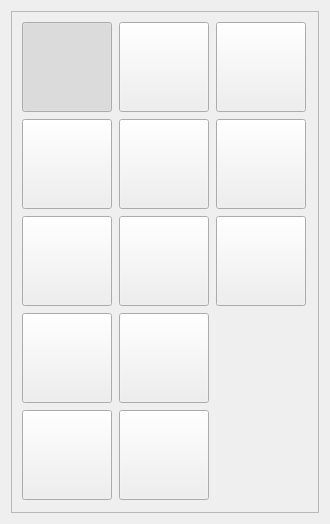
Above: frameworks/runtime-src/proj.win32QT/res/ui/ButtonPanel.ui from Kanaykin/BinaryLand before the change. Below: the same form after it.
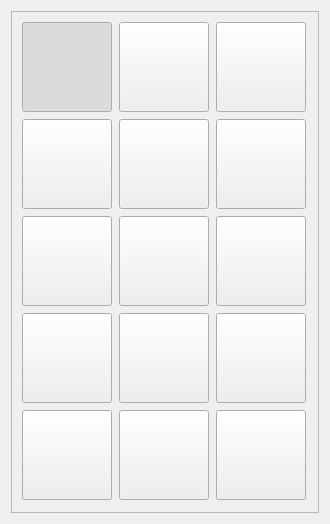
That is the form after the change.

Commit message: refs #45 bonus room draft

What changed in the file:
```diff
--- a/frameworks/runtime-src/proj.win32QT/res/ui/ButtonPanel.ui
+++ b/frameworks/runtime-src/proj.win32QT/res/ui/ButtonPanel.ui
@@ -390,6 +390,62 @@
         </property>
        </widget>
       </item>
+      <item row="4" column="2">
+       <widget class="QPushButton" name="bonusTreeButton">
+        <property name="minimumSize">
+         <size>
+          <width>90</width>
+          <height>90</height>
+         </size>
+        </property>
+        <property name="maximumSize">
+         <size>
+          <width>90</width>
+          <height>90</height>
+         </size>
+        </property>
+        <property name="text">
+         <string/>
+        </property>
+        <property name="iconSize">
+         <size>
+          <width>80</width>
+          <height>80</height>
+         </size>
+        </property>
+        <property name="checkable">
+         <bool>true</bool>
+        </property>
+       </widget>
+      </item>
+      <item row="5" column="2">
+       <widget class="QPushButton" name="bonusDoorButton">
+        <property name="minimumSize">
+         <size>
+          <width>90</width>
+          <height>90</height>
+         </size>
+        </property>
+        <property name="maximumSize">
+         <size>
+          <width>90</width>
+          <height>90</height>
+         </size>
+        </property>
+        <property name="text">
+         <string/>
+        </property>
+        <property name="iconSize">
+         <size>
+          <width>80</width>
+          <height>80</height>
+         </size>
+        </property>
+        <property name="checkable">
+         <bool>true</bool>
+        </property>
+       </widget>
+      </item>
      </layout>
     </widget>
    </item>
```
The commit also changes 12 other files.
